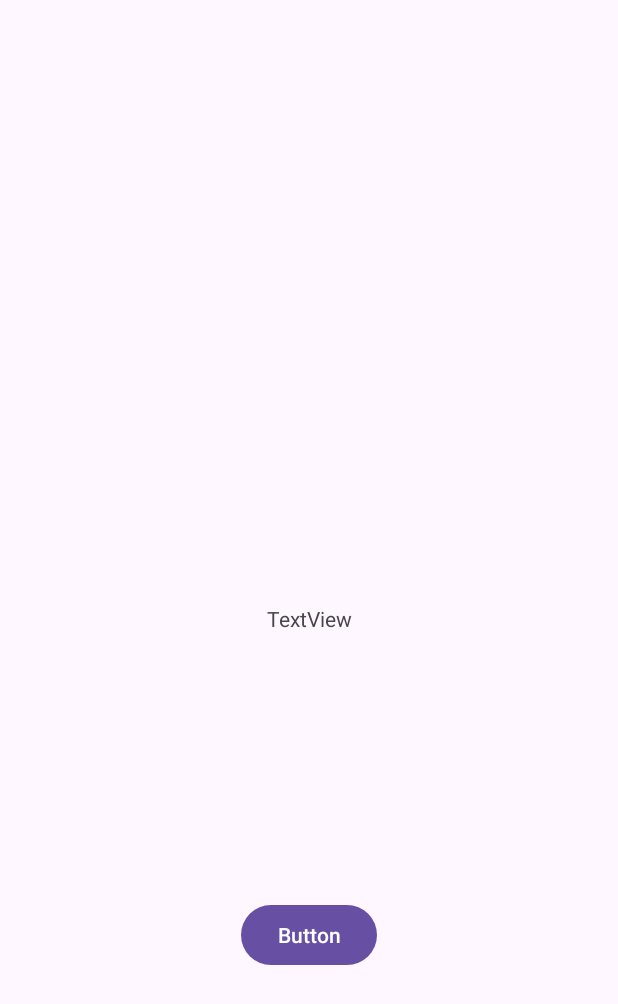
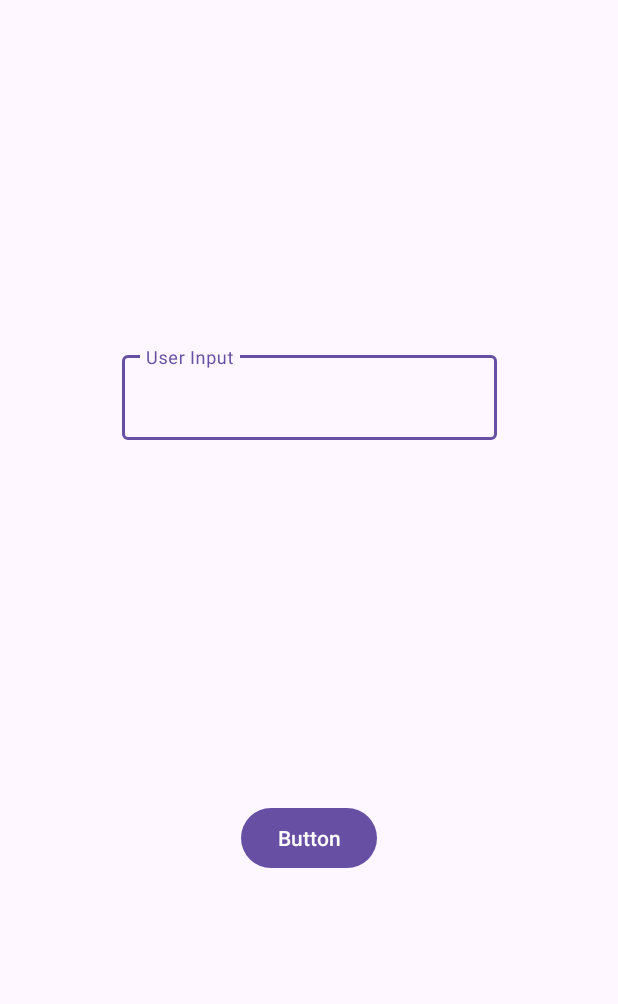
Before and after one commit to SorinaPopa/valisori, an Android app: the screen it shows after launch (MainActivity), on a phone screen of 412 x 824 dp. Shown: the top 1004 px of the screen. Run offline under Robolectric (Android 15) with nearby library versions, the phone set to English and light mode, and no system bars; our stand-ins replace data binding.

Commit message:
Button Press Showing Toast

```diff
--- a/valisori/app/src/main/java/com/example/valisori/MainActivity.kt
+++ b/valisori/app/src/main/java/com/example/valisori/MainActivity.kt
@@ -1,20 +1,44 @@
 package com.example.valisori
 
 import android.content.Context
+import android.content.Intent
 import androidx.appcompat.app.AppCompatActivity
 import android.os.Bundle
+import android.view.inputmethod.InputMethodManager
+import android.widget.TextView
+import android.widget.Toast
 import androidx.activity.viewModels
 import com.example.valisori.databinding.ActivityMainBinding
+import com.google.android.material.textfield.TextInputLayout
 
 class MainActivity : AppCompatActivity() {
     private lateinit var binding: ActivityMainBinding
     private val mainViewModel: MainViewModel by viewModels()
+    private lateinit var userInput: TextInputLayout
     override fun onCreate(savedInstanceState: Bundle?) {
         super.onCreate(savedInstanceState)
         binding = ActivityMainBinding.inflate(layoutInflater)
         binding.lifecycleOwner = this
         binding.mainViewModel = mainViewModel
         setContentView(binding.root)
+        userInput = binding.userInputText
 
+//        sharedPreferences = getSharedPreferences(
+//            getString(R.string.shared_preference_organiser), Context.MODE_PRIVATE
+//        )
+//        subscribeToObserver()
+        openKeyboardObserver()
     }
+
+    private fun openKeyboardObserver() {
+        mainViewModel.onInputButtonClicked.observe(this) { value ->
+            if (value) {
+//                val imm = getSystemService(Context.INPUT_METHOD_SERVICE) as InputMethodManager
+//                imm.showSoftInput(userInput, InputMethodManager.SHOW_IMPLICIT)
+//                finish()
+                Toast.makeText(this, "At least I can press a button", Toast.LENGTH_LONG).show()
+            }
+        }
+    }
+
 }
--- a/valisori/app/src/main/java/com/example/valisori/MainViewModel.kt
+++ b/valisori/app/src/main/java/com/example/valisori/MainViewModel.kt
@@ -8,6 +8,7 @@ class MainViewModel(application:Application) : AndroidViewModel(application) {
     val inputText = MutableLiveData("")
     val onInputButtonClicked = MutableLiveData(false)
 
+
     fun onClickInputButton() {
         onInputButtonClicked.value = true
     }
--- a/valisori/app/src/main/res/layout/activity_main.xml
+++ b/valisori/app/src/main/res/layout/activity_main.xml
@@ -21,21 +21,28 @@
             android:layout_width="wrap_content"
             android:layout_height="wrap_content"
             android:text="Button"
+            android:onClick="@{()->mainViewModel.onClickInputButton()}"
             app:layout_constraintBottom_toBottomOf="parent"
             app:layout_constraintEnd_toEndOf="parent"
             app:layout_constraintStart_toStartOf="parent"
             app:layout_constraintTop_toBottomOf="@+id/userInputText" />
 
-        <TextView
+        <com.google.android.material.textfield.TextInputLayout
             android:id="@+id/userInputText"
-            android:layout_width="wrap_content"
+            android:layout_width="250dp"
             android:layout_height="wrap_content"
-            android:text="TextView"
-            android:onClick="@{()->mainViewModel.onClickInputButton()}"
+            android:layout_marginBottom="300dp"
+            android:hint="User Input"
             app:layout_constraintBottom_toBottomOf="parent"
             app:layout_constraintEnd_toEndOf="parent"
             app:layout_constraintStart_toStartOf="parent"
-            app:layout_constraintTop_toTopOf="parent" />
+            app:layout_constraintTop_toTopOf="parent">
+
+        <com.google.android.material.textfield.TextInputEditText
+            android:layout_width="match_parent"
+            android:layout_height="match_parent"
+            android:text="@={mainViewModel.inputText}" />
+        </com.google.android.material.textfield.TextInputLayout>
 
     </androidx.constraintlayout.widget.ConstraintLayout>
 </layout>
```
